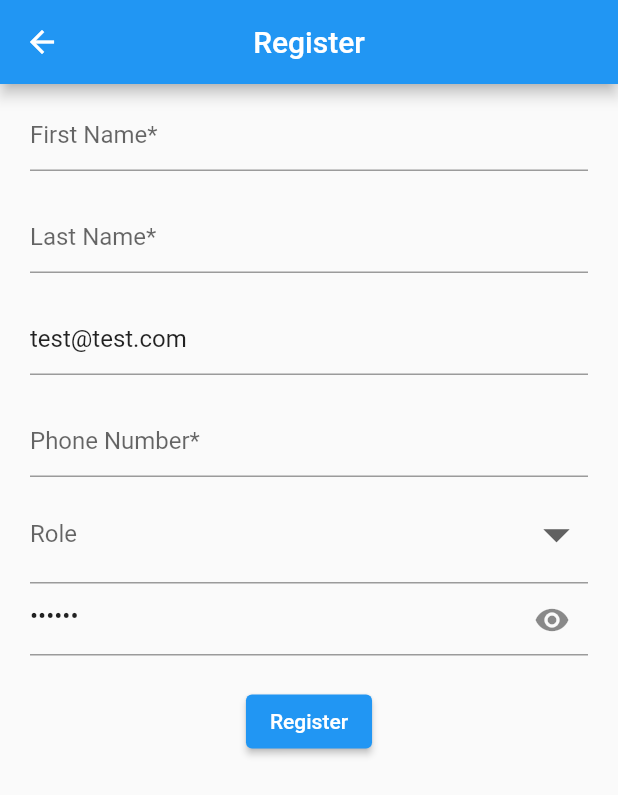
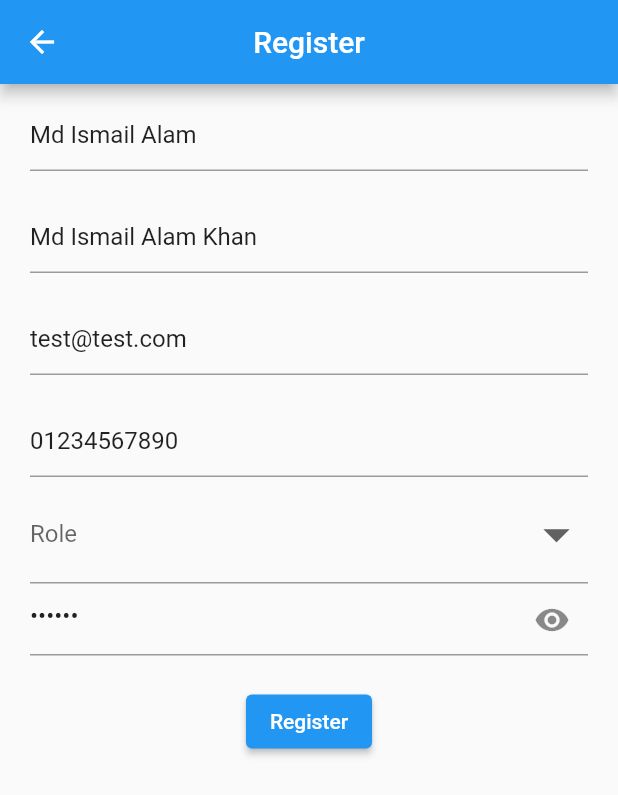
Before and after one commit to IsmailAlamKhan/getconnect_auth_flow, a Flutter app: the screen it shows after launch, after a tap on an icon or button, on a phone screen of 412 x 824 dp. Shown: the top 795 px of the screen. Run offline on Flutter 3.47's test engine with Material 2 defaults, Android fonts, the phone set to English and light mode, and no system bars; our stand-ins replace get; statements that could not run were skipped.

Commit message:
starter template

```diff
--- a/lib/main.dart
+++ b/lib/main.dart
@@ -28,4 +28,5 @@ class MyApp extends StatelessWidget {
     );
   }
 }
+
 //* get generate model with assets/auth_response.json
--- a/lib/statemanagement/controller/auth.dart
+++ b/lib/statemanagement/controller/auth.dart
@@ -10,15 +10,19 @@ class AuthController extends GetxController {
   bool get obscure => _obscure.value;
   set obscure(bool value) => _obscure(value);
 
-  final TextEditingController firstNameTEC = TextEditingController();
-  final TextEditingController lastNameTEC = TextEditingController();
+  final TextEditingController firstNameTEC =
+      TextEditingController(text: 'Md Ismail Alam');
+  final TextEditingController lastNameTEC =
+      TextEditingController(text: 'Md Ismail Alam Khan');
   final TextEditingController emailTEC = TextEditingController(
     text: 'test@test.com',
   );
   final TextEditingController passTEC = TextEditingController(
     text: '123456',
   );
-  final TextEditingController phoneNumberTEC = TextEditingController();
+  final TextEditingController phoneNumberTEC = TextEditingController(
+    text: '01234567890',
+  );
   String get email => emailTEC.text;
   String get password => passTEC.text;
   String get firstName => firstNameTEC.text;
```
Also changed, not shown: 1 other file.
